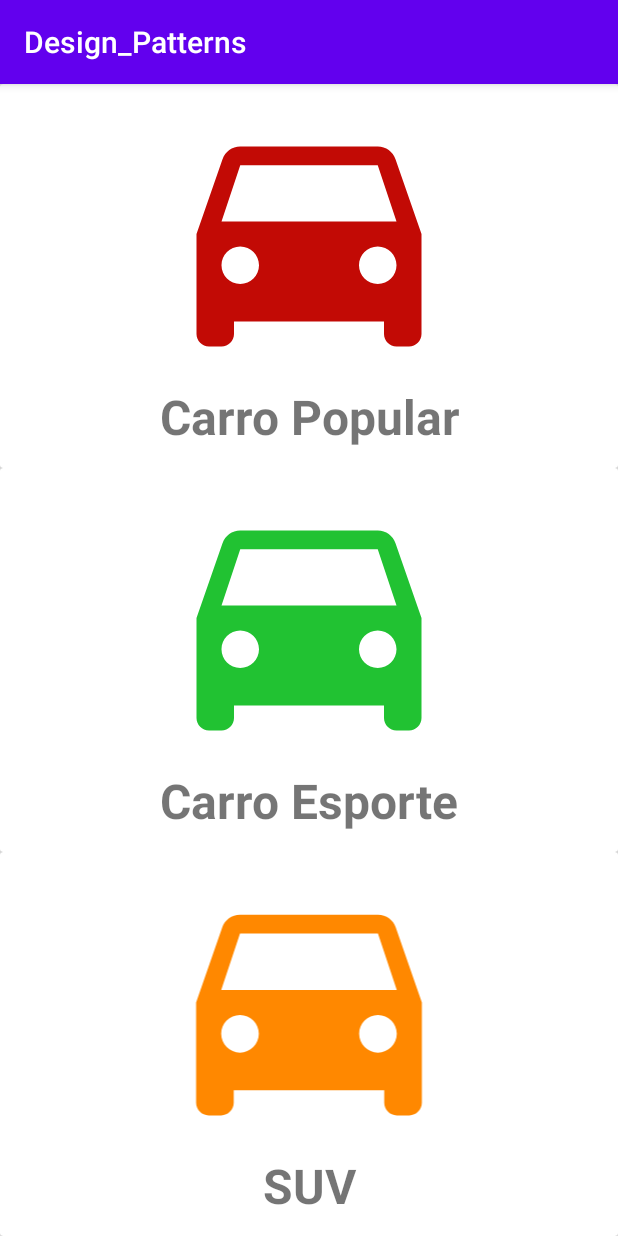
After one commit to joavilati/Design_Patterns, an Android app: the AluguelCarrosActivity screen opened directly, with no data from a screen before it, on a phone screen of 412 x 824 dp. The commit adds this screen. Run offline under Robolectric (Android 15) with nearby library versions, the phone set to English and light mode, and no system bars.

Commit message:
feat(activity_aluguel_carros.xml): terminar layout de themplate method.

```diff
--- a/app/src/main/AndroidManifest.xml
+++ b/app/src/main/AndroidManifest.xml
@@ -9,7 +9,8 @@
         android:roundIcon="@mipmap/ic_launcher_round"
         android:supportsRtl="true"
         android:theme="@style/AppTheme">
-        <activity android:name=".strategy.frete.FreteActivity"></activity>
+        <activity android:name=".template_method.AluguelCarrosActivity"></activity>
+        <activity android:name=".strategy.frete.FreteActivity" />
         <activity android:name=".MainActivity">
             <intent-filter>
                 <action android:name="android.intent.action.MAIN" />
--- /dev/null
+++ b/app/src/main/java/com/example/design_patterns/template_method/AluguelCarrosActivity.java
@@ -0,0 +1,16 @@
+package com.example.design_patterns.template_method;
+
+import androidx.appcompat.app.AppCompatActivity;
+
+import android.os.Bundle;
+
+import com.example.design_patterns.R;
+
+public class AluguelCarrosActivity extends AppCompatActivity {
+
+    @Override
+    protected void onCreate(Bundle savedInstanceState) {
+        super.onCreate(savedInstanceState);
+        setContentView(R.layout.activity_aluguel_carros);
+    }
+}
--- /dev/null
+++ b/app/src/main/res/drawable-v24/ic_car.xml
@@ -0,0 +1,5 @@
+<vector android:height="24dp" android:tint="@android:color/holo_orange_dark"
+    android:viewportHeight="24" android:viewportWidth="24"
+    android:width="24dp" xmlns:android="http://schemas.android.com/apk/res/android">
+    <path android:fillColor="@android:color/darker_gray" android:pathData="M18.92,6.01C18.72,5.42 18.16,5 17.5,5h-11c-0.66,0 -1.21,0.42 -1.42,1.01L3,12v8c0,0.55 0.45,1 1,1h1c0.55,0 1,-0.45 1,-1v-1h12v1c0,0.55 0.45,1 1,1h1c0.55,0 1,-0.45 1,-1v-8l-2.08,-5.99zM6.5,16c-0.83,0 -1.5,-0.67 -1.5,-1.5S5.67,13 6.5,13s1.5,0.67 1.5,1.5S7.33,16 6.5,16zM17.5,16c-0.83,0 -1.5,-0.67 -1.5,-1.5s0.67,-1.5 1.5,-1.5 1.5,0.67 1.5,1.5 -0.67,1.5 -1.5,1.5zM5,11l1.5,-4.5h11L19,11L5,11z"/>
+</vector>
--- /dev/null
+++ b/app/src/main/res/drawable/ic_car_green.xml
@@ -0,0 +1,5 @@
+<vector android:height="24dp" android:tint="#21C232"
+    android:viewportHeight="24" android:viewportWidth="24"
+    android:width="24dp" xmlns:android="http://schemas.android.com/apk/res/android">
+    <path android:fillColor="@android:color/white" android:pathData="M18.92,6.01C18.72,5.42 18.16,5 17.5,5h-11c-0.66,0 -1.21,0.42 -1.42,1.01L3,12v8c0,0.55 0.45,1 1,1h1c0.55,0 1,-0.45 1,-1v-1h12v1c0,0.55 0.45,1 1,1h1c0.55,0 1,-0.45 1,-1v-8l-2.08,-5.99zM6.5,16c-0.83,0 -1.5,-0.67 -1.5,-1.5S5.67,13 6.5,13s1.5,0.67 1.5,1.5S7.33,16 6.5,16zM17.5,16c-0.83,0 -1.5,-0.67 -1.5,-1.5s0.67,-1.5 1.5,-1.5 1.5,0.67 1.5,1.5 -0.67,1.5 -1.5,1.5zM5,11l1.5,-4.5h11L19,11L5,11z"/>
+</vector>
--- /dev/null
+++ b/app/src/main/res/drawable/ic_car_red.xml
@@ -0,0 +1,5 @@
+<vector android:height="24dp" android:tint="#C20A05"
+    android:viewportHeight="24" android:viewportWidth="24"
+    android:width="24dp" xmlns:android="http://schemas.android.com/apk/res/android">
+    <path android:fillColor="@android:color/white" android:pathData="M18.92,6.01C18.72,5.42 18.16,5 17.5,5h-11c-0.66,0 -1.21,0.42 -1.42,1.01L3,12v8c0,0.55 0.45,1 1,1h1c0.55,0 1,-0.45 1,-1v-1h12v1c0,0.55 0.45,1 1,1h1c0.55,0 1,-0.45 1,-1v-8l-2.08,-5.99zM6.5,16c-0.83,0 -1.5,-0.67 -1.5,-1.5S5.67,13 6.5,13s1.5,0.67 1.5,1.5S7.33,16 6.5,16zM17.5,16c-0.83,0 -1.5,-0.67 -1.5,-1.5s0.67,-1.5 1.5,-1.5 1.5,0.67 1.5,1.5 -0.67,1.5 -1.5,1.5zM5,11l1.5,-4.5h11L19,11L5,11z"/>
+</vector>
--- /dev/null
+++ b/app/src/main/res/layout/activity_aluguel_carros.xml
@@ -0,0 +1,120 @@
+<?xml version="1.0" encoding="utf-8"?>
+<androidx.constraintlayout.widget.ConstraintLayout xmlns:android="http://schemas.android.com/apk/res/android"
+    xmlns:app="http://schemas.android.com/apk/res-auto"
+    xmlns:tools="http://schemas.android.com/tools"
+    android:layout_width="match_parent"
+    android:layout_height="match_parent"
+    tools:context=".template_method.AluguelCarrosActivity">
+
+    <androidx.cardview.widget.CardView
+        android:id="@+id/cv_popular"
+        android:layout_width="match_parent"
+        android:layout_height="0dp"
+        app:layout_constraintBottom_toTopOf="@id/cv_esporte"
+        app:layout_constraintEnd_toEndOf="parent"
+        app:layout_constraintStart_toStartOf="parent"
+        app:layout_constraintTop_toTopOf="parent">
+
+        <androidx.constraintlayout.widget.ConstraintLayout
+            android:layout_width="match_parent"
+            android:layout_height="match_parent">
+
+            <ImageView
+                android:id="@+id/iv_carro_popular"
+                android:layout_width="match_parent"
+                android:layout_height="200dp"
+                android:src="@drawable/ic_car_red"
+                app:layout_constraintEnd_toEndOf="parent"
+                app:layout_constraintStart_toStartOf="parent"
+                app:layout_constraintTop_toTopOf="parent" />
+
+            <TextView
+                android:id="@+id/tv_carro_popular"
+                style="@style/TextViewTipoCarro"
+                android:layout_width="match_parent"
+                android:layout_height="0dp"
+                android:text="@string/carro_popular"
+                app:layout_constraintBottom_toBottomOf="parent"
+                app:layout_constraintEnd_toEndOf="parent"
+                app:layout_constraintStart_toStartOf="parent"
+                app:layout_constraintTop_toBottomOf="@id/iv_carro_popular" />
+        </androidx.constraintlayout.widget.ConstraintLayout>
+    </androidx.cardview.widget.CardView>
+
+
+    <androidx.cardview.widget.CardView
+        android:id="@+id/cv_esporte"
+        android:layout_width="match_parent"
+        android:layout_height="0dp"
+        app:layout_constraintBottom_toTopOf="@id/cv_suv"
+        app:layout_constraintEnd_toEndOf="parent"
+        app:layout_constraintStart_toStartOf="parent"
+        app:layout_constraintTop_toBottomOf="@id/cv_popular">
+
+        <androidx.constraintlayout.widget.ConstraintLayout
+            android:layout_width="match_parent"
+            android:layout_height="match_parent">
+
+            <ImageView
+                android:id="@+id/iv_carro_esporte"
+                android:layout_width="match_parent"
+                android:layout_height="200dp"
+                android:src="@drawable/ic_car_green"
+                app:layout_constraintEnd_toEndOf="parent"
+                app:layout_constraintStart_toStartOf="parent"
+                app:layout_constraintTop_toTopOf="parent" />
+
+            <TextView
+                android:id="@+id/tv_carro_esporte"
+                style="@style/TextViewTipoCarro"
+                android:layout_width="match_parent"
+                android:layout_height="0dp"
+                android:text="@string/carro_esporte"
+                app:layout_constraintBottom_toBottomOf="parent"
+                app:layout_constraintEnd_toEndOf="parent"
+                app:layout_constraintStart_toStartOf="parent"
+                app:layout_constraintTop_toBottomOf="@id/iv_carro_esporte" />
+
+        </androidx.constraintlayout.widget.ConstraintLayout>
+
+    </androidx.cardview.widget.CardView>
+
+    <androidx.cardview.widget.CardView
+        android:id="@+id/cv_suv"
+        android:layout_width="match_parent"
+        android:layout_height="0dp"
+        app:layout_constraintBottom_toBottomOf="parent"
+        app:layout_constraintEnd_toEndOf="parent"
+        app:layout_constraintStart_toStartOf="parent"
+        app:layout_constraintTop_toBottomOf="@id/cv_esporte">
+
+        <androidx.constraintlayout.widget.ConstraintLayout
+            android:layout_width="match_parent"
+            android:layout_height="match_parent">
+
+            <ImageView android:id="@+id/iv_suv"
+                android:layout_width="match_parent"
+                android:layout_height="0dp"
+                android:src="@drawable/ic_car"
+                app:layout_constraintEnd_toEndOf="parent"
+                app:layout_constraintStart_toStartOf="parent"
+                app:layout_constraintTop_toTopOf="parent"
+                app:layout_constraintBottom_toTopOf="@id/tv_suv"
+                />
+
+            <TextView
+                android:id="@+id/tv_suv"
+                style="@style/TextViewTipoCarro"
+                android:layout_marginBottom="12dp"
+                android:layout_width="match_parent"
+                android:layout_height="wrap_content"
+                android:text="@string/suv"
+                app:layout_constraintBottom_toBottomOf="parent"
+                app:layout_constraintEnd_toEndOf="parent"
+                app:layout_constraintStart_toStartOf="parent"
+                app:layout_constraintTop_toBottomOf="@id/iv_suv" />
+
+        </androidx.constraintlayout.widget.ConstraintLayout>
+    </androidx.cardview.widget.CardView>
+
+</androidx.constraintlayout.widget.ConstraintLayout>
--- a/app/src/main/res/values/strings.xml
+++ b/app/src/main/res/values/strings.xml
@@ -1,3 +1,6 @@
 <resources>
     <string name="app_name">Design_Patterns</string>
+    <string name="carro_popular">Carro Popular</string>
+    <string name="carro_esporte">Carro Esporte</string>
+    <string name="suv">SUV</string>
 </resources>
--- a/app/src/main/res/values/styles.xml
+++ b/app/src/main/res/values/styles.xml
@@ -7,4 +7,9 @@
         <item name="colorAccent">@color/colorAccent</item>
     </style>
 
+    <style name="TextViewTipoCarro">
+        <item name="android:textSize">32sp</item>
+        <item name="android:textStyle">bold</item>
+        <item name="android:textAlignment">center</item>
+    </style>
 </resources>
```
Also changed, not shown: app/src/main/carro_popular-playstore.png (added), app/src/main/java/com/example/design_patterns/strategy/frete/TipoFreteStrategy.java (line endings or trailing spaces).
